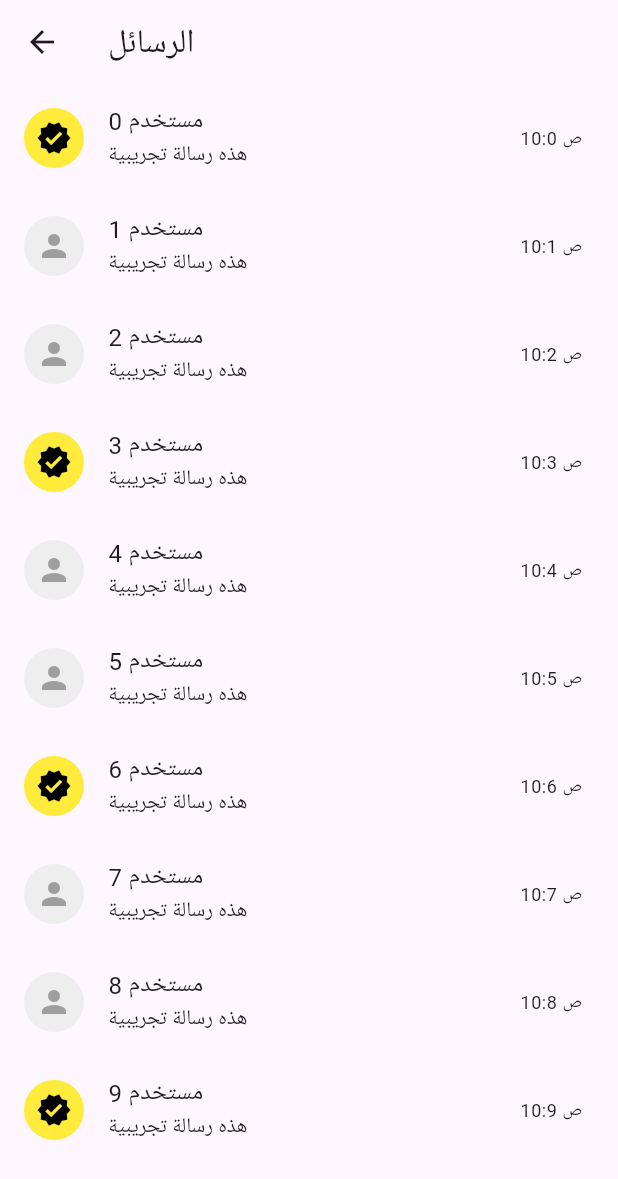
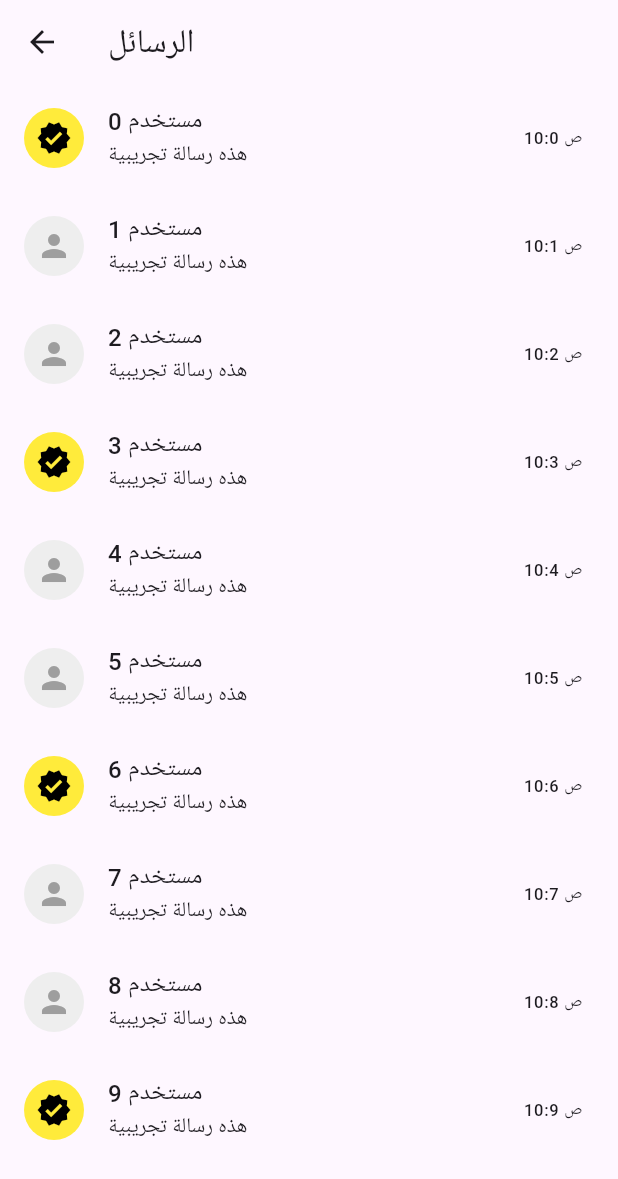
Before and after one commit to MahmoudMADIH/produeces, a Flutter app: the MessagesPage screen opened directly, on a phone screen of 412 x 824 dp. Shown: the top 1179 px of the screen. Run offline on Flutter 3.47's test engine with Material 3 defaults, Android fonts, the phone set to English and light mode, and no system bars; network calls fail.

Commit message:
Update text styles in audio player, message tile, notification tile, and section title components

```diff
--- a/lib/presentation/components/app_audio_player.dart
+++ b/lib/presentation/components/app_audio_player.dart
@@ -33,12 +33,12 @@ class AppAudioPlayer extends StatelessWidget {
         const SizedBox(height: 24),
         Text(
           title,
-          style: Theme.of(context).textTheme.headline6,
+          style: Theme.of(context).textTheme.titleLarge,
           textAlign: TextAlign.center,
         ),
         Text(
           subtitle,
-          style: Theme.of(context).textTheme.subtitle1,
+          style: Theme.of(context).textTheme.titleMedium,
           textAlign: TextAlign.center,
         ),
         const SizedBox(height: 16),
--- a/lib/presentation/components/app_message_tile.dart
+++ b/lib/presentation/components/app_message_tile.dart
@@ -26,9 +26,9 @@ class AppMessageTile extends StatelessWidget {
           color: isOfficialReply ? Colors.black : Colors.grey,
         ),
       ),
-      title: Text(sender, style: Theme.of(context).textTheme.bodyText1),
-      subtitle: Text(message, style: Theme.of(context).textTheme.bodyText2),
-      trailing: Text(time, style: Theme.of(context).textTheme.caption),
+      title: Text(sender, style: Theme.of(context).textTheme.titleMedium),
+      subtitle: Text(message, style: Theme.of(context).textTheme.bodyMedium),
+      trailing: Text(time, style: Theme.of(context).textTheme.labelSmall),
       onTap: onTap,
     );
   }
--- a/lib/presentation/components/app_notification_tile.dart
+++ b/lib/presentation/components/app_notification_tile.dart
@@ -23,8 +23,8 @@ class AppNotificationTile extends StatelessWidget {
         backgroundColor: color.withOpacity(0.2),
         child: Icon(icon, color: color),
       ),
-      title: Text(title, style: Theme.of(context).textTheme.bodyText1),
-      subtitle: Text(subtitle, style: Theme.of(context).textTheme.bodyText2),
+      title: Text(title, style: Theme.of(context).textTheme.titleMedium),
+      subtitle: Text(subtitle, style: Theme.of(context).textTheme.bodyMedium),
       onTap: onTap,
     );
   }
--- a/lib/presentation/components/app_section_title.dart
+++ b/lib/presentation/components/app_section_title.dart
@@ -22,7 +22,7 @@ class AppSectionTitle extends StatelessWidget {
         ],
         Text(
           title,
-          style: Theme.of(context).textTheme.headline6?.copyWith(color: color),
+          style: Theme.of(context).textTheme.titleLarge?.copyWith(color: color),
         ),
       ],
     );
```
